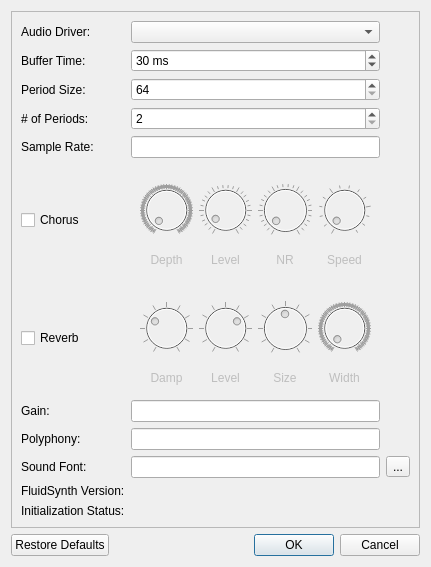
This is library/widgets/fluidsettingsdialog.ui in pedrolcl/drumstick as Qt 5 draws it before an edit. The edited form follows.
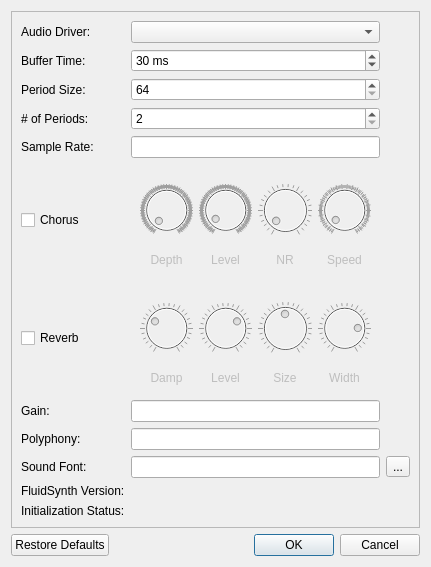
This is the edited form.

Patch:
```diff
--- a/library/widgets/fluidsettingsdialog.ui
+++ b/library/widgets/fluidsettingsdialog.ui
@@ -17,20 +17,20 @@
    <item row="2" column="0">
     <widget class="QDialogButtonBox" name="buttonBox">
      <property name="orientation">
-      <enum>Qt::Horizontal</enum>
+      <enum>Qt::Orientation::Horizontal</enum>
      </property>
      <property name="standardButtons">
-      <set>QDialogButtonBox::Cancel|QDialogButtonBox::Ok|QDialogButtonBox::RestoreDefaults</set>
+      <set>QDialogButtonBox::StandardButton::Cancel|QDialogButtonBox::StandardButton::Ok|QDialogButtonBox::StandardButton::RestoreDefaults</set>
      </property>
     </widget>
    </item>
    <item row="1" column="0">
     <widget class="QFrame" name="frame">
      <property name="frameShape">
-      <enum>QFrame::StyledPanel</enum>
+      <enum>QFrame::Shape::StyledPanel</enum>
      </property>
      <property name="frameShadow">
-      <enum>QFrame::Raised</enum>
+      <enum>QFrame::Shadow::Raised</enum>
      </property>
      <layout class="QGridLayout" name="gridLayout_2">
       <item row="0" column="0">
@@ -217,13 +217,13 @@
          <item row="0" column="0">
           <widget class="QDial" name="chorus_depth">
            <property name="toolTip">
-            <string notr="true">4.2</string>
+            <string notr="true">4.25</string>
            </property>
            <property name="maximum">
-            <number>2560</number>
+            <number>25600</number>
            </property>
            <property name="value">
-            <number>42</number>
+            <number>425</number>
            </property>
            <property name="notchesVisible">
             <bool>true</bool>
@@ -236,10 +236,10 @@
             <string notr="true">0.6</string>
            </property>
            <property name="maximum">
-            <number>100</number>
+            <number>1000</number>
            </property>
            <property name="value">
-            <number>6</number>
+            <number>60</number>
            </property>
            <property name="notchesVisible">
             <bool>true</bool>
@@ -268,10 +268,10 @@
             <number>1</number>
            </property>
            <property name="maximum">
-            <number>50</number>
+            <number>500</number>
            </property>
            <property name="value">
-            <number>2</number>
+            <number>20</number>
            </property>
            <property name="notchesVisible">
             <bool>true</bool>
@@ -287,7 +287,7 @@
             <string>Depth</string>
            </property>
            <property name="alignment">
-            <set>Qt::AlignCenter</set>
+            <set>Qt::AlignmentFlag::AlignCenter</set>
            </property>
           </widget>
          </item>
@@ -300,7 +300,7 @@
             <string>Level</string>
            </property>
            <property name="alignment">
-            <set>Qt::AlignCenter</set>
+            <set>Qt::AlignmentFlag::AlignCenter</set>
            </property>
           </widget>
          </item>
@@ -313,7 +313,7 @@
             <string>NR</string>
            </property>
            <property name="alignment">
-            <set>Qt::AlignCenter</set>
+            <set>Qt::AlignmentFlag::AlignCenter</set>
            </property>
           </widget>
          </item>
@@ -326,7 +326,7 @@
             <string>Speed</string>
            </property>
            <property name="alignment">
-            <set>Qt::AlignCenter</set>
+            <set>Qt::AlignmentFlag::AlignCenter</set>
            </property>
           </widget>
          </item>
@@ -345,13 +345,13 @@
             <string notr="true">0.3</string>
            </property>
            <property name="maximum">
-            <number>10</number>
+            <number>100</number>
            </property>
            <property name="pageStep">
-            <number>1</number>
+            <number>10</number>
            </property>
            <property name="value">
-            <number>3</number>
+            <number>30</number>
            </property>
            <property name="notchesVisible">
             <bool>true</bool>
@@ -364,13 +364,13 @@
             <string notr="true">0.7</string>
            </property>
            <property name="maximum">
-            <number>10</number>
+            <number>100</number>
            </property>
            <property name="pageStep">
-            <number>1</number>
+            <number>10</number>
            </property>
            <property name="value">
-            <number>7</number>
+            <number>70</number>
            </property>
            <property name="notchesVisible">
             <bool>true</bool>
@@ -383,13 +383,13 @@
             <string notr="true">0.5</string>
            </property>
            <property name="maximum">
-            <number>10</number>
+            <number>100</number>
            </property>
            <property name="pageStep">
-            <number>1</number>
+            <number>10</number>
            </property>
            <property name="value">
-            <number>5</number>
+            <number>50</number>
            </property>
            <property name="notchesVisible">
             <bool>true</bool>
@@ -402,10 +402,10 @@
             <string notr="true">0.8</string>
            </property>
            <property name="maximum">
-            <number>1000</number>
+            <number>100</number>
            </property>
            <property name="value">
-            <number>8</number>
+            <number>80</number>
            </property>
            <property name="notchesVisible">
             <bool>true</bool>
@@ -421,7 +421,7 @@
             <string>Damp</string>
            </property>
            <property name="alignment">
-            <set>Qt::AlignCenter</set>
+            <set>Qt::AlignmentFlag::AlignCenter</set>
            </property>
           </widget>
          </item>
@@ -434,7 +434,7 @@
             <string>Level</string>
            </property>
            <property name="alignment">
-            <set>Qt::AlignCenter</set>
+            <set>Qt::AlignmentFlag::AlignCenter</set>
            </property>
           </widget>
          </item>
@@ -447,7 +447,7 @@
             <string>Size</string>
            </property>
            <property name="alignment">
-            <set>Qt::AlignCenter</set>
+            <set>Qt::AlignmentFlag::AlignCenter</set>
            </property>
           </widget>
          </item>
@@ -460,7 +460,7 @@
             <string>Width</string>
            </property>
            <property name="alignment">
-            <set>Qt::AlignCenter</set>
+            <set>Qt::AlignmentFlag::AlignCenter</set>
            </property>
           </widget>
          </item>
```
